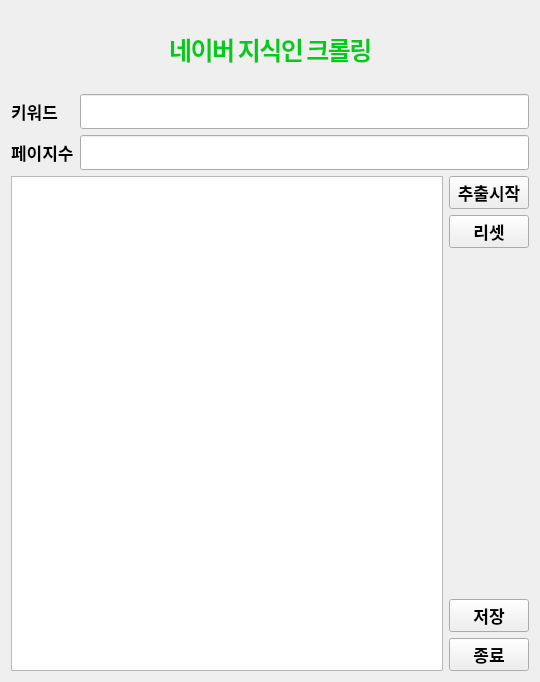
Before: the Qt Designer form 200 crawling-advanced/014 네이버 지식인 크롤링 ui/ui_naver_kin.ui in creedboygit/python-crawling, drawn with Qt 5.
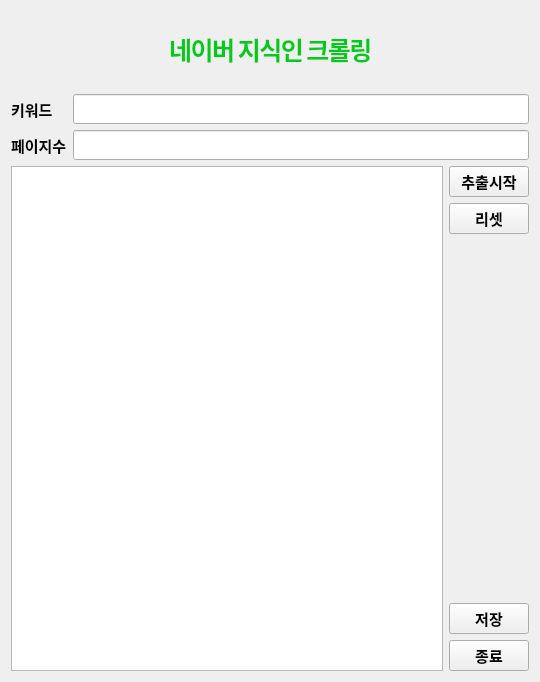
After: the same form once the commit is applied.

Commit message: 레이아웃 수정

Patch:
```diff
--- a/200 crawling-advanced/014 네이버 지식인 크롤링 ui/ui_naver_kin.ui
+++ b/200 crawling-advanced/014 네이버 지식인 크롤링 ui/ui_naver_kin.ui
@@ -82,7 +82,7 @@
          <property name="font">
           <font>
            <family>Malgun Gothic</family>
-           <pointsize>13</pointsize>
+           <pointsize>11</pointsize>
            <bold>true</bold>
           </font>
          </property>
@@ -126,7 +126,7 @@
          <property name="font">
           <font>
            <family>Malgun Gothic</family>
-           <pointsize>14</pointsize>
+           <pointsize>11</pointsize>
            <bold>false</bold>
           </font>
          </property>
@@ -140,7 +140,7 @@
          <property name="font">
           <font>
            <family>Malgun Gothic</family>
-           <pointsize>13</pointsize>
+           <pointsize>11</pointsize>
            <bold>true</bold>
           </font>
          </property>
@@ -154,7 +154,7 @@
          <property name="font">
           <font>
            <family>Malgun Gothic</family>
-           <pointsize>14</pointsize>
+           <pointsize>11</pointsize>
            <bold>false</bold>
           </font>
          </property>
@@ -168,8 +168,8 @@
         <widget class="QTextBrowser" name="textBrowser">
          <property name="font">
           <font>
-           <family>Arial</family>
-           <pointsize>14</pointsize>
+           <family>맑은 고딕</family>
+           <pointsize>10</pointsize>
            <bold>false</bold>
           </font>
          </property>
@@ -182,7 +182,7 @@
            <property name="font">
             <font>
              <family>Malgun Gothic</family>
-             <pointsize>13</pointsize>
+             <pointsize>11</pointsize>
              <bold>true</bold>
             </font>
            </property>
@@ -196,7 +196,7 @@
            <property name="font">
             <font>
              <family>Malgun Gothic</family>
-             <pointsize>13</pointsize>
+             <pointsize>11</pointsize>
              <bold>true</bold>
             </font>
            </property>
@@ -230,7 +230,7 @@
            <property name="font">
             <font>
              <family>Malgun Gothic</family>
-             <pointsize>13</pointsize>
+             <pointsize>11</pointsize>
              <bold>true</bold>
             </font>
            </property>
@@ -244,7 +244,7 @@
            <property name="font">
             <font>
              <family>Malgun Gothic</family>
-             <pointsize>13</pointsize>
+             <pointsize>11</pointsize>
              <bold>true</bold>
             </font>
            </property>
```
The commit also changes 1 other file.
